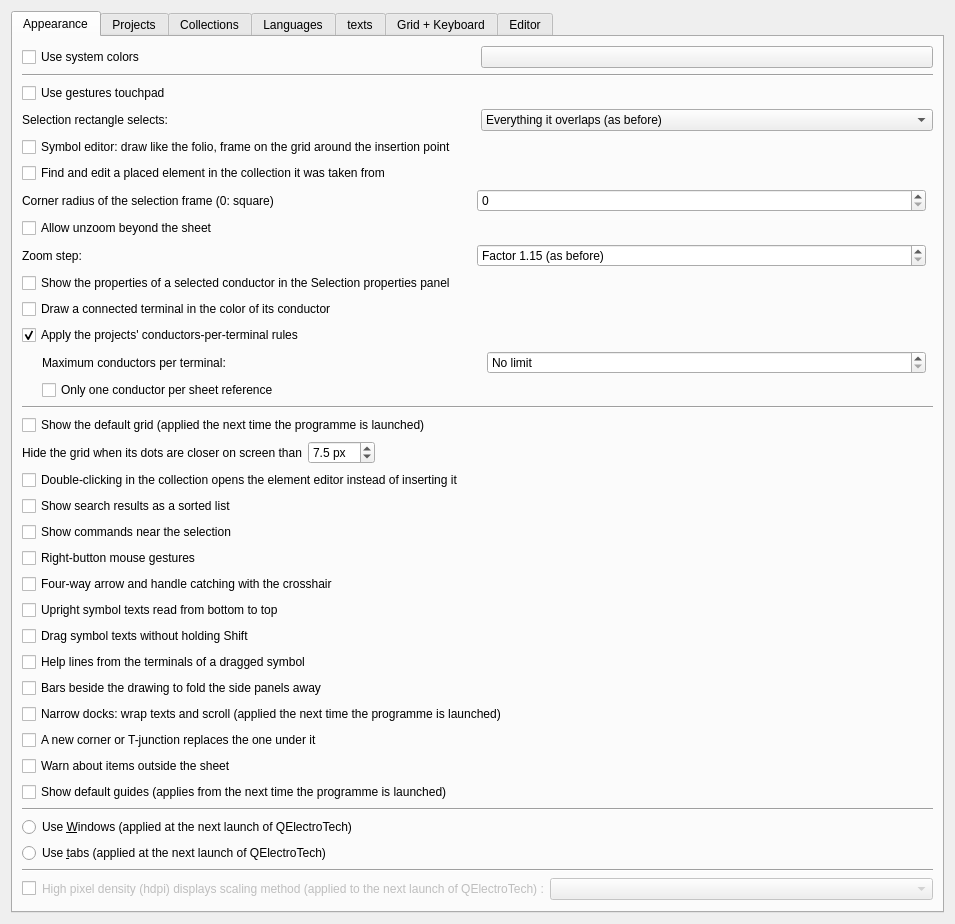
Qt form sources/ui/configpage/generalconfigurationpage.ui (qelectrotech/qelectrotech-source-mirror) before a commit.
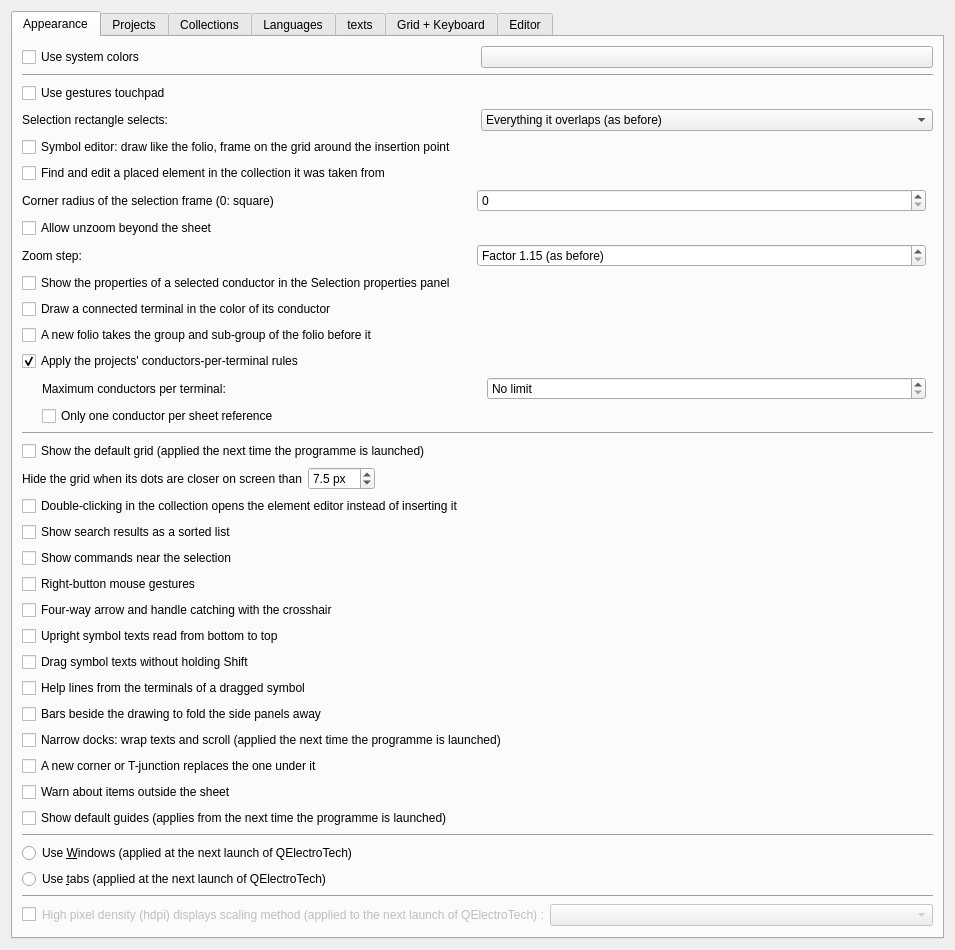
The same form after that commit. Custom widgets are drawn as their Qt base class.

Commit message: Let a new folio take the group of the folio before it, on request

Patch:
```diff
--- a/sources/ui/configpage/generalconfigurationpage.ui
+++ b/sources/ui/configpage/generalconfigurationpage.ui
@@ -198,6 +198,16 @@
          </property>
         </widget>
        </item>
+       <item>
+        <widget class="QCheckBox" name="m_new_folio_group_cb">
+         <property name="text">
+          <string>A new folio takes the group and sub-group of the folio before it</string>
+         </property>
+         <property name="toolTip">
+          <string>Only a group or sub-group typed on that folio is taken. Unchecked, a new folio has none and is in its plant and location.</string>
+         </property>
+        </widget>
+       </item>
        <item>
         <widget class="QCheckBox" name="m_wiring_rules_cb">
          <property name="toolTip">
```
Left out of the diff: 1 changed line with no effect on the pictures. The commit also changes 5 other files.
